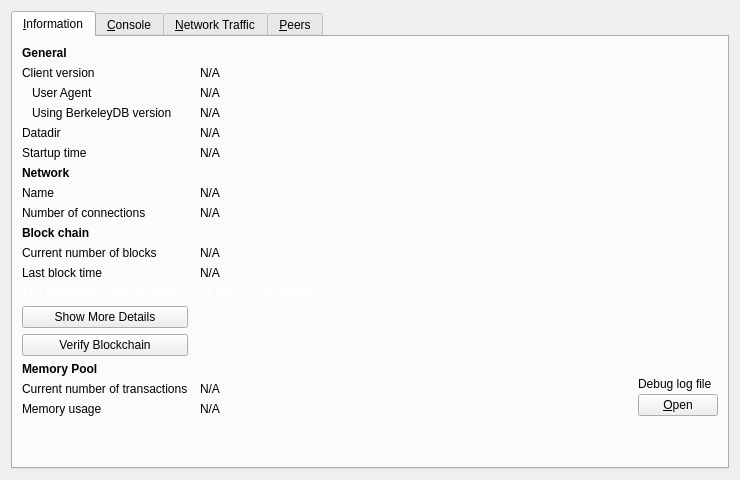
Above: src/qt/forms/debugwindow.ui from deeponion/deeponion before the change. Below: the same form after it.
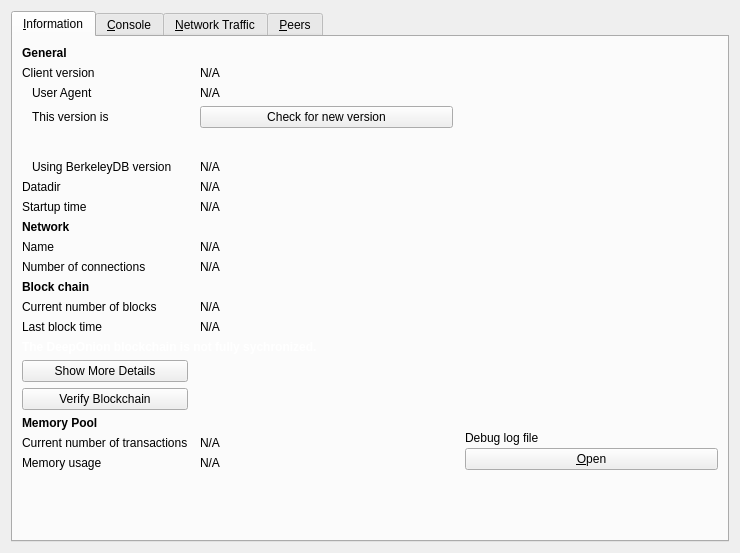
That is the form after the change. Icons and pictures are not drawn. Custom widgets are drawn as their Qt base class.

Commit message: update check, add info for status bar and debug window

```diff
--- a/src/qt/forms/debugwindow.ui
+++ b/src/qt/forms/debugwindow.ui
@@ -7,7 +7,7 @@
     <x>0</x>
     <y>0</y>
     <width>740</width>
-    <height>430</height>
+    <height>553</height>
    </rect>
   </property>
   <property name="windowTitle">
@@ -23,12 +23,12 @@
       <attribute name="title">
        <string>&amp;Information</string>
       </attribute>
-      <layout class="QGridLayout" name="gridLayout" columnstretch="0,1,0">
+      <layout class="QGridLayout" name="gridLayout" columnstretch="0,0,0">
        <property name="horizontalSpacing">
         <number>12</number>
        </property>
-       <item row="0" column="0">
-        <widget class="QLabel" name="label_9">
+       <item row="12" column="0">
+        <widget class="QLabel" name="label_10">
          <property name="font">
           <font>
            <weight>75</weight>
@@ -36,44 +36,46 @@
           </font>
          </property>
          <property name="text">
-          <string>General</string>
-         </property>
-        </widget>
-       </item>
-       <item row="1" column="0">
-        <widget class="QLabel" name="label_6">
-         <property name="text">
-          <string>Client version</string>
-         </property>
-        </widget>
-       </item>
-       <item row="1" column="1" colspan="2">
-        <widget class="QLabel" name="clientVersion">
-         <property name="cursor">
-          <cursorShape>IBeamCursor</cursorShape>
-         </property>
-         <property name="text">
-          <string>N/A</string>
-         </property>
-         <property name="textFormat">
-          <enum>Qt::PlainText</enum>
-         </property>
-         <property name="textInteractionFlags">
-          <set>Qt::LinksAccessibleByMouse|Qt::TextSelectableByKeyboard|Qt::TextSelectableByMouse</set>
-         </property>
-        </widget>
-       </item>
-       <item row="2" column="0">
-        <widget class="QLabel" name="labelClientUserAgent">
-         <property name="text">
-          <string>User Agent</string>
-         </property>
-         <property name="indent">
-          <number>10</number>
+          <string>Block chain</string>
          </property>
         </widget>
        </item>
        <item row="2" column="1" colspan="2">
+        <widget class="QLabel" name="clientVersion">
+         <property name="cursor">
+          <cursorShape>IBeamCursor</cursorShape>
+         </property>
+         <property name="lineWidth">
+          <number>1</number>
+         </property>
+         <property name="text">
+          <string>N/A</string>
+         </property>
+         <property name="textFormat">
+          <enum>Qt::PlainText</enum>
+         </property>
+         <property name="textInteractionFlags">
+          <set>Qt::LinksAccessibleByMouse|Qt::TextSelectableByKeyboard|Qt::TextSelectableByMouse</set>
+         </property>
+        </widget>
+       </item>
+       <item row="4" column="0">
+        <widget class="QLabel" name="versionCheck">
+         <property name="maximumSize">
+          <size>
+           <width>16777215</width>
+           <height>16777215</height>
+          </size>
+         </property>
+         <property name="text">
+          <string>This version is</string>
+         </property>
+         <property name="indent">
+          <number>10</number>
+         </property>
+        </widget>
+       </item>
+       <item row="3" column="1" colspan="2">
         <widget class="QLabel" name="clientUserAgent">
          <property name="cursor">
           <cursorShape>IBeamCursor</cursorShape>
@@ -89,7 +91,7 @@
          </property>
         </widget>
        </item>
-       <item row="3" column="0">
+       <item row="6" column="0">
         <widget class="QLabel" name="label_berkeleyDBVersion">
          <property name="text">
           <string>Using BerkeleyDB version</string>
@@ -99,92 +101,7 @@
          </property>
         </widget>
        </item>
-       <item row="3" column="1" colspan="2">
-        <widget class="QLabel" name="berkeleyDBVersion">
-         <property name="cursor">
-          <cursorShape>IBeamCursor</cursorShape>
-         </property>
-         <property name="text">
-          <string>N/A</string>
-         </property>
-         <property name="textFormat">
-          <enum>Qt::PlainText</enum>
-         </property>
-         <property name="textInteractionFlags">
-          <set>Qt::LinksAccessibleByMouse|Qt::TextSelectableByKeyboard|Qt::TextSelectableByMouse</set>
-         </property>
-        </widget>
-       </item>
-       <item row="4" column="0">
-        <widget class="QLabel" name="label_12">
-         <property name="text">
-          <string>Datadir</string>
-         </property>
-        </widget>
-       </item>
-       <item row="4" column="1" colspan="2">
-        <widget class="QLabel" name="dataDir">
-         <property name="cursor">
-          <cursorShape>IBeamCursor</cursorShape>
-         </property>
-         <property name="text">
-          <string>N/A</string>
-         </property>
-         <property name="textFormat">
-          <enum>Qt::PlainText</enum>
-         </property>
-         <property name="wordWrap">
-          <bool>true</bool>
-         </property>
-         <property name="textInteractionFlags">
-          <set>Qt::LinksAccessibleByMouse|Qt::TextSelectableByKeyboard|Qt::TextSelectableByMouse</set>
-         </property>
-        </widget>
-       </item>
-       <item row="5" column="0">
-        <widget class="QLabel" name="label_13">
-         <property name="text">
-          <string>Startup time</string>
-         </property>
-        </widget>
-       </item>
-       <item row="5" column="1" colspan="2">
-        <widget class="QLabel" name="startupTime">
-         <property name="cursor">
-          <cursorShape>IBeamCursor</cursorShape>
-         </property>
-         <property name="text">
-          <string>N/A</string>
-         </property>
-         <property name="textFormat">
-          <enum>Qt::PlainText</enum>
-         </property>
-         <property name="textInteractionFlags">
-          <set>Qt::LinksAccessibleByMouse|Qt::TextSelectableByKeyboard|Qt::TextSelectableByMouse</set>
-         </property>
-        </widget>
-       </item>
-       <item row="6" column="0">
-           <widget class="QLabel" name="labelNetwork">
-               <property name="font">
-                   <font>
-                       <weight>75</weight>
-                       <bold>true</bold>
-                   </font>
-               </property>
-               <property name="text">
-                   <string>Network</string>
-               </property>
-           </widget>
-       </item>
-       <item row="7" column="0">
-        <widget class="QLabel" name="label_8">
-         <property name="text">
-          <string>Name</string>
-         </property>
-        </widget>
-       </item>
-       <item row="7" column="1" colspan="2">
+       <item row="10" column="1" colspan="2">
         <widget class="QLabel" name="networkName">
          <property name="cursor">
           <cursorShape>IBeamCursor</cursorShape>
@@ -200,31 +117,21 @@
          </property>
         </widget>
        </item>
-       <item row="8" column="0">
+       <item row="11" column="0">
         <widget class="QLabel" name="label_7">
          <property name="text">
           <string>Number of connections</string>
          </property>
         </widget>
        </item>
-       <item row="8" column="1" colspan="2">
-        <widget class="QLabel" name="numberOfConnections">
-         <property name="cursor">
-          <cursorShape>IBeamCursor</cursorShape>
+       <item row="0" column="0">
+        <widget class="QLabel" name="label_9">
+         <property name="maximumSize">
+          <size>
+           <width>70</width>
+           <height>16777215</height>
+          </size>
          </property>
-         <property name="text">
-          <string>N/A</string>
-         </property>
-         <property name="textFormat">
-          <enum>Qt::PlainText</enum>
-         </property>
-         <property name="textInteractionFlags">
-          <set>Qt::LinksAccessibleByMouse|Qt::TextSelectableByKeyboard|Qt::TextSelectableByMouse</set>
-         </property>
-        </widget>
-       </item>
-       <item row="9" column="0">
-        <widget class="QLabel" name="label_10">
          <property name="font">
           <font>
            <weight>75</weight>
@@ -232,18 +139,11 @@
           </font>
          </property>
          <property name="text">
-          <string>Block chain</string>
+          <string>General</string>
          </property>
         </widget>
        </item>
-       <item row="10" column="0">
-        <widget class="QLabel" name="label_3">
-         <property name="text">
-          <string>Current number of blocks</string>
-         </property>
-        </widget>
-       </item>
-       <item row="10" column="1" colspan="2">
+       <item row="13" column="1" colspan="2">
         <widget class="QLabel" name="numberOfBlocks">
          <property name="cursor">
           <cursorShape>IBeamCursor</cursorShape>
@@ -259,14 +159,21 @@
          </property>
         </widget>
        </item>
-       <item row="11" column="0">
+       <item row="14" column="0">
         <widget class="QLabel" name="labelLastBlockTime">
          <property name="text">
           <string>Last block time</string>
          </property>
         </widget>
        </item>
-       <item row="11" column="1" colspan="2">
+       <item row="2" column="0">
+        <widget class="QLabel" name="label_6">
+         <property name="text">
+          <string>Client version</string>
+         </property>
+        </widget>
+       </item>
+       <item row="14" column="1" colspan="2">
         <widget class="QLabel" name="lastBlockTime">
          <property name="cursor">
           <cursorShape>IBeamCursor</cursorShape>
@@ -282,7 +189,76 @@
          </property>
         </widget>
        </item>
-       <item row="12" column="0" colspan="3">
+       <item row="19" column="0">
+        <widget class="QLabel" name="labelNumberOfTransactions">
+         <property name="text">
+          <string>Current number of transactions</string>
+         </property>
+        </widget>
+       </item>
+       <item row="8" column="1" colspan="2">
+        <widget class="QLabel" name="startupTime">
+         <property name="cursor">
+          <cursorShape>IBeamCursor</cursorShape>
+         </property>
+         <property name="text">
+          <string>N/A</string>
+         </property>
+         <property name="textFormat">
+          <enum>Qt::PlainText</enum>
+         </property>
+         <property name="textInteractionFlags">
+          <set>Qt::LinksAccessibleByMouse|Qt::TextSelectableByKeyboard|Qt::TextSelectableByMouse</set>
+         </property>
+        </widget>
+       </item>
+       <item row="9" column="0">
+        <widget class="QLabel" name="labelNetwork">
+         <property name="font">
+          <font>
+           <weight>75</weight>
+           <bold>true</bold>
+          </font>
+         </property>
+         <property name="text">
+          <string>Network</string>
+         </property>
+        </widget>
+       </item>
+       <item row="11" column="1" colspan="2">
+        <widget class="QLabel" name="numberOfConnections">
+         <property name="cursor">
+          <cursorShape>IBeamCursor</cursorShape>
+         </property>
+         <property name="text">
+          <string>N/A</string>
+         </property>
+         <property name="textFormat">
+          <enum>Qt::PlainText</enum>
+         </property>
+         <property name="textInteractionFlags">
+          <set>Qt::LinksAccessibleByMouse|Qt::TextSelectableByKeyboard|Qt::TextSelectableByMouse</set>
+         </property>
+        </widget>
+       </item>
+       <item row="3" column="0">
+        <widget class="QLabel" name="labelClientUserAgent">
+         <property name="text">
+          <string>User Agent</string>
+         </property>
+         <property name="indent">
+          <number>10</number>
+         </property>
+        </widget>
+       </item>
+       <item row="10" column="0">
+        <widget class="QLabel" name="label_8">
+         <property name="text">
+          <string>Name</string>
+         </property>
+        </widget>
+       </item>
+       <item row="15" column="0" colspan="3">
         <widget class="QLabel" name="labelBlockchainInfo">
          <property name="styleSheet">
           <string notr="true">color: rgb(0, 170, 0);</string>
@@ -298,80 +274,34 @@
          </property>
         </widget>
        </item>
+       <item row="4" column="1">
+        <widget class="QPushButton" name="scanForUpdatesButton">
+         <property name="text">
+          <string>Check for new version</string>
+         </property>
+        </widget>
+       </item>
+       <item row="21" column="0">
+        <spacer name="verticalSpacer">
+         <property name="orientation">
+          <enum>Qt::Vertical</enum>
+         </property>
+         <property name="sizeHint" stdset="0">
+          <size>
+           <width>20</width>
+           <height>40</height>
+          </size>
+         </property>
+        </spacer>
+       </item>
        <item row="13" column="0">
-        <widget class="QPushButton" name="showMeDetailsButton">
+        <widget class="QLabel" name="label_3">
          <property name="text">
-          <string>Show More Details</string>
+          <string>Current number of blocks</string>
          </property>
         </widget>
        </item>
-       <item row="14" column="0">
-        <widget class="QPushButton" name="verifyBlockchainButton">
-         <property name="text">
-          <string>Verify Blockchain</string>
-         </property>
-        </widget>
-       </item>       
-       <item row="15" column="0">
-        <widget class="QLabel" name="labelMempoolTitle">
-         <property name="font">
-          <font>
-           <weight>75</weight>
-           <bold>true</bold>
-          </font>
-         </property>
-         <property name="text">
-          <string>Memory Pool</string>
-         </property>
-        </widget>
-       </item>
-       <item row="16" column="0">
-        <widget class="QLabel" name="labelNumberOfTransactions">
-         <property name="text">
-          <string>Current number of transactions</string>
-         </property>
-        </widget>
-       </item>
-       <item row="16" column="1">
-        <widget class="QLabel" name="mempoolNumberTxs">
-         <property name="cursor">
-          <cursorShape>IBeamCursor</cursorShape>
-         </property>
-         <property name="text">
-          <string>N/A</string>
-         </property>
-         <property name="textFormat">
-          <enum>Qt::PlainText</enum>
-         </property>
-         <property name="textInteractionFlags">
-          <set>Qt::LinksAccessibleByMouse|Qt::TextSelectableByKeyboard|Qt::TextSelectableByMouse</set>
-         </property>
-        </widget>
-       </item>
-       <item row="17" column="0">
-        <widget class="QLabel" name="labelMemoryUsage">
-         <property name="text">
-          <string>Memory usage</string>
-         </property>
-        </widget>
-       </item>
-       <item row="17" column="1">
-        <widget class="QLabel" name="mempoolSize">
-         <property name="cursor">
-          <cursorShape>IBeamCursor</cursorShape>
-         </property>
-         <property name="text">
-          <string>N/A</string>
-         </property>
-         <property name="textFormat">
-          <enum>Qt::PlainText</enum>
-         </property>
-         <property name="textInteractionFlags">
-          <set>Qt::LinksAccessibleByMouse|Qt::TextSelectableByKeyboard|Qt::TextSelectableByMouse</set>
-         </property>
-        </widget>
-       </item>
-       <item row="15" column="2" rowspan="3">
+       <item row="18" column="2" rowspan="3">
         <layout class="QVBoxLayout" name="verticalLayoutDebugButton">
          <property name="spacing">
           <number>3</number>
@@ -412,17 +342,143 @@
         </layout>
        </item>
        <item row="18" column="0">
-        <spacer name="verticalSpacer">
-         <property name="orientation">
-          <enum>Qt::Vertical</enum>
+        <widget class="QLabel" name="labelMempoolTitle">
+         <property name="font">
+          <font>
+           <weight>75</weight>
+           <bold>true</bold>
+          </font>
          </property>
-         <property name="sizeHint" stdset="0">
-          <size>
-           <width>20</width>
-           <height>40</height>
-          </size>
+         <property name="text">
+          <string>Memory Pool</string>
          </property>
-        </spacer>
+        </widget>
+       </item>
+       <item row="20" column="0">
+        <widget class="QLabel" name="labelMemoryUsage">
+         <property name="text">
+          <string>Memory usage</string>
+         </property>
+        </widget>
+       </item>
+       <item row="20" column="1">
+        <widget class="QLabel" name="mempoolSize">
+         <property name="cursor">
+          <cursorShape>IBeamCursor</cursorShape>
+         </property>
+         <property name="text">
+          <string>N/A</string>
+         </property>
+         <property name="textFormat">
+          <enum>Qt::PlainText</enum>
+         </property>
+         <property name="textInteractionFlags">
+          <set>Qt::LinksAccessibleByMouse|Qt::TextSelectableByKeyboard|Qt::TextSelectableByMouse</set>
+         </property>
+        </widget>
+       </item>
+       <item row="6" column="1" colspan="2">
+        <widget class="QLabel" name="berkeleyDBVersion">
+         <property name="cursor">
+          <cursorShape>IBeamCursor</cursorShape>
+         </property>
+         <property name="text">
+          <string>N/A</string>
+         </property>
+         <property name="textFormat">
+          <enum>Qt::PlainText</enum>
+         </property>
+         <property name="textInteractionFlags">
+          <set>Qt::LinksAccessibleByMouse|Qt::TextSelectableByKeyboard|Qt::TextSelectableByMouse</set>
+         </property>
+        </widget>
+       </item>
+       <item row="7" column="0">
+        <widget class="QLabel" name="label_12">
+         <property name="text">
+          <string>Datadir</string>
+         </property>
+        </widget>
+       </item>
+       <item row="19" column="1">
+        <widget class="QLabel" name="mempoolNumberTxs">
+         <property name="cursor">
+          <cursorShape>IBeamCursor</cursorShape>
+         </property>
+         <property name="text">
+          <string>N/A</string>
+         </property>
+         <property name="textFormat">
+          <enum>Qt::PlainText</enum>
+         </property>
+         <property name="textInteractionFlags">
+          <set>Qt::LinksAccessibleByMouse|Qt::TextSelectableByKeyboard|Qt::TextSelectableByMouse</set>
+         </property>
+        </widget>
+       </item>
+       <item row="7" column="1" colspan="2">
+        <widget class="QLabel" name="dataDir">
+         <property name="cursor">
+          <cursorShape>IBeamCursor</cursorShape>
+         </property>
+         <property name="text">
+          <string>N/A</string>
+         </property>
+         <property name="textFormat">
+          <enum>Qt::PlainText</enum>
+         </property>
+         <property name="wordWrap">
+          <bool>true</bool>
+         </property>
+         <property name="textInteractionFlags">
+          <set>Qt::LinksAccessibleByMouse|Qt::TextSelectableByKeyboard|Qt::TextSelectableByMouse</set>
+         </property>
+        </widget>
+       </item>
+       <item row="8" column="0">
+        <widget class="QLabel" name="label_13">
+         <property name="text">
+          <string>Startup time</string>
+         </property>
+        </widget>
+       </item>
+       <item row="17" column="0">
+        <widget class="QPushButton" name="verifyBlockchainButton">
+         <property name="text">
+          <string>Verify Blockchain</string>
+         </property>
+        </widget>
+       </item>
+       <item row="16" column="0">
+        <widget class="QPushButton" name="showMeDetailsButton">
+         <property name="text">
+          <string>Show More Details</string>
+         </property>
+        </widget>
+       </item>
+       <item row="5" column="0" colspan="3">
+        <widget class="QLabel" name="versionInfo">
+         <property name="font">
+          <font>
+           <pointsize>13</pointsize>
+          </font>
+         </property>
+         <property name="layoutDirection">
+          <enum>Qt::LeftToRight</enum>
+         </property>
+         <property name="text">
+          <string/>
+         </property>
+         <property name="alignment">
+          <set>Qt::AlignCenter</set>
+         </property>
+         <property name="margin">
+          <number>10</number>
+         </property>
+         <property name="indent">
+          <number>10</number>
+         </property>
+        </widget>
        </item>
       </layout>
      </widget>
```
Left out of the diff: 18 changed lines with no effect on the pictures. The commit also changes 6 other files.
